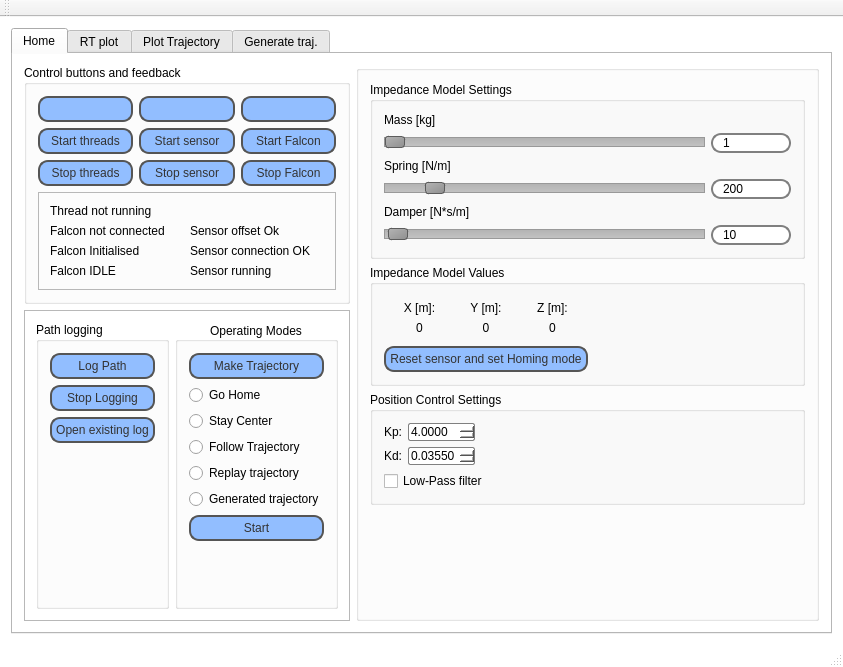
This is FaaR/mainwindow.ui in ABC-iRobotics/iRob-FaaR as Qt 5 draws it before an edit. The edited form follows.
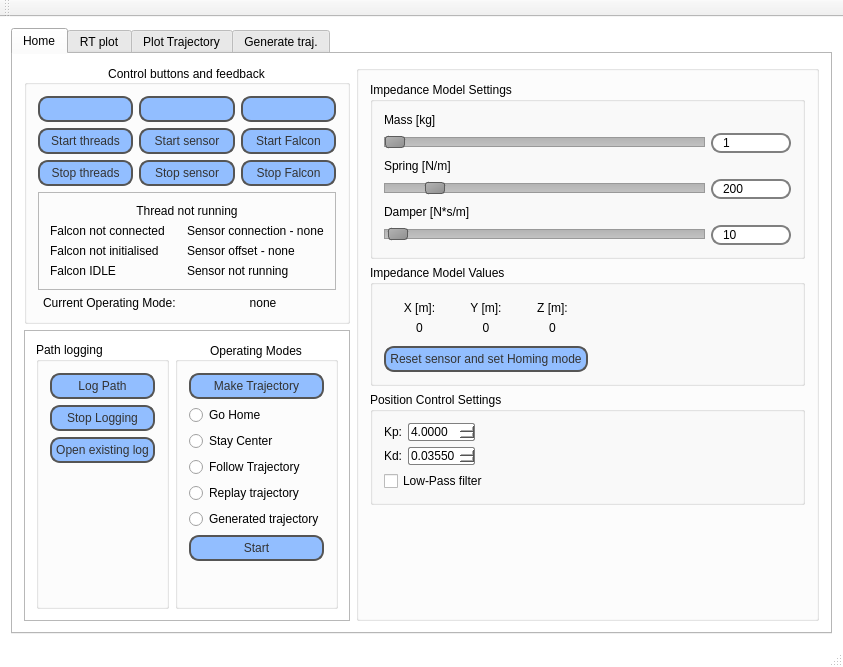
This is the edited form. Custom widgets are drawn as their Qt base class.

Commit message: Sensor Feedback implemented to labels, now it shows exactly what the problem is with the sensor

```diff
--- a/FaaR/mainwindow.ui
+++ b/FaaR/mainwindow.ui
@@ -191,7 +191,16 @@
           <property name="title">
            <string>Control buttons and feedback</string>
           </property>
-          <layout class="QVBoxLayout" name="verticalLayout_12">
+          <property name="alignment">
+           <set>Qt::AlignCenter</set>
+          </property>
+          <property name="flat">
+           <bool>true</bool>
+          </property>
+          <property name="checkable">
+           <bool>false</bool>
+          </property>
+          <layout class="QVBoxLayout" name="verticalLayout_9">
            <item>
             <layout class="QGridLayout" name="controlButtonsAll">
              <item row="3" column="0">
@@ -314,6 +323,9 @@
                   <property name="text">
                    <string>Thread not running</string>
                   </property>
+                  <property name="alignment">
+                   <set>Qt::AlignCenter</set>
+                  </property>
                  </widget>
                 </item>
                 <item>
@@ -330,7 +342,7 @@
                     <item>
                      <widget class="QLabel" name="label_22">
                       <property name="text">
-                       <string>Falcon Initialised</string>
+                       <string>Falcon not initialised</string>
                       </property>
                      </widget>
                     </item>
@@ -348,21 +360,21 @@
                     <item>
                      <widget class="QLabel" name="label_20">
                       <property name="text">
-                       <string>Sensor offset Ok</string>
+                       <string>Sensor connection - none</string>
                       </property>
                      </widget>
                     </item>
                     <item>
                      <widget class="QLabel" name="label_27">
                       <property name="text">
-                       <string>Sensor connection OK</string>
+                       <string>Sensor offset - none</string>
                       </property>
                      </widget>
                     </item>
                     <item>
                      <widget class="QLabel" name="label_19">
                       <property name="text">
-                       <string>Sensor running</string>
+                       <string>Sensor not running</string>
                       </property>
                      </widget>
                     </item>
@@ -375,6 +387,30 @@
              </layout>
             </widget>
            </item>
+           <item>
+            <layout class="QHBoxLayout" name="horizontalLayout_6">
+             <item>
+              <widget class="QLabel" name="label">
+               <property name="text">
+                <string>Current Operating Mode: </string>
+               </property>
+               <property name="alignment">
+                <set>Qt::AlignCenter</set>
+               </property>
+              </widget>
+             </item>
+             <item>
+              <widget class="QLabel" name="label_2">
+               <property name="text">
+                <string>none</string>
+               </property>
+               <property name="alignment">
+                <set>Qt::AlignCenter</set>
+               </property>
+              </widget>
+             </item>
+            </layout>
+           </item>
           </layout>
          </widget>
         </item>
```
Left out of the diff: 45 changed lines with no effect on the pictures. The commit also changes 7 other files.
